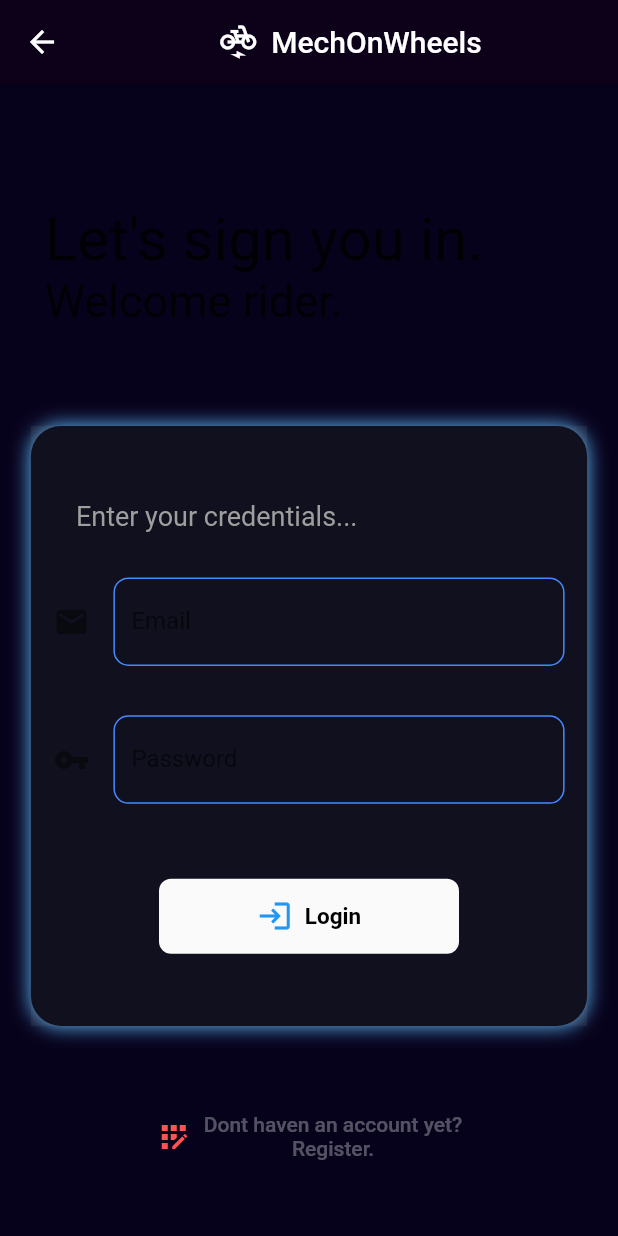
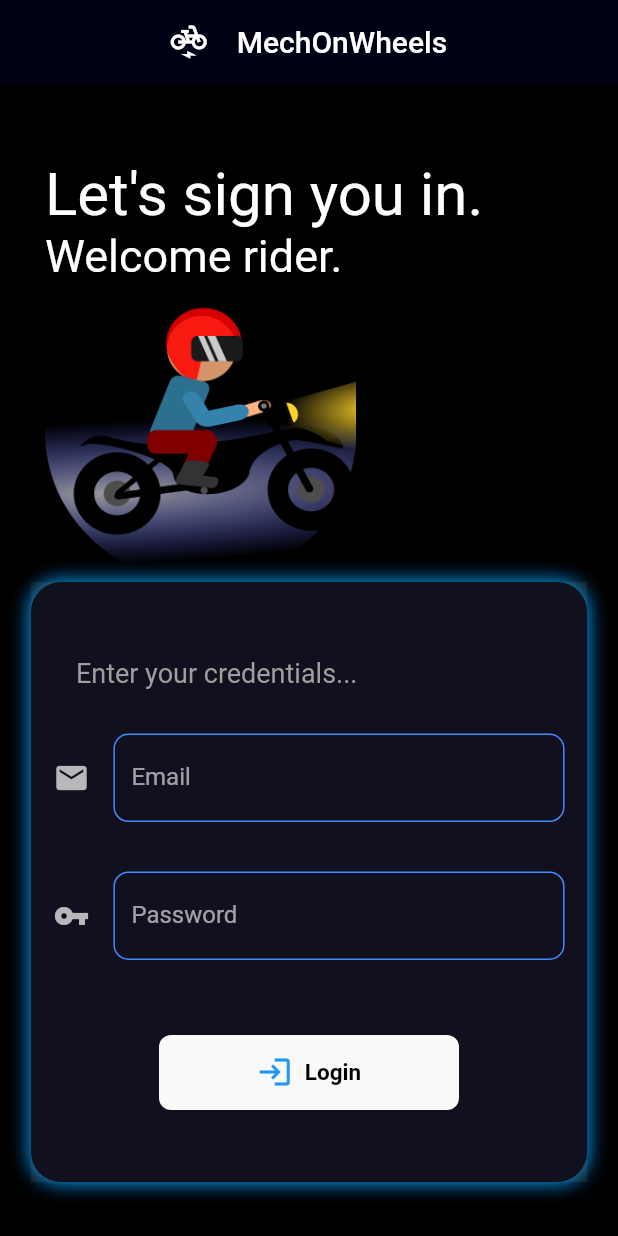
Before and after one commit to antonysamuel/mchwhlz, a Flutter app: the screen it shows after launch, on a phone screen of 412 x 824 dp. Run offline on Flutter 3.47's test engine with Material 2 defaults, Android fonts, the phone set to English and light mode, and no system bars; our stand-ins replace flutter_svg, google_fonts; missing offline and left inert: dart:html; Roboto replaces fonts that are missing (Ubuntu).

Commit message:
commit 3

```diff
--- a/lib/UI/login/loginPage.dart
+++ b/lib/UI/login/loginPage.dart
@@ -1,6 +1,8 @@
 import 'dart:html';
 
 import 'package:flutter/material.dart';
+import 'package:flutter_svg/svg.dart';
+import 'package:google_fonts/google_fonts.dart';
 
 class LoginPage extends StatelessWidget {
   @override
@@ -9,19 +11,22 @@ class LoginPage extends StatelessWidget {
     double _width = MediaQuery.of(context).size.width;
     return Scaffold(
       appBar: AppBar(
+        automaticallyImplyLeading: false,
         elevation: 0,
         title: Center(
             child: Row(
           mainAxisAlignment: MainAxisAlignment.center,
           children: [
             Icon(Icons.electric_bike),
-            Text("\t\tMechOnWheels"),
+            Text("    MechOnWheels"),
           ],
         )),
-        backgroundColor: Color(0xFF0d011a),
+        // backgroundColor: Color(0xFF0d011a),
+        backgroundColor: Colors.black.withBlue(20),
       ),
       resizeToAvoidBottomInset: false,
-      backgroundColor: Color(0xFF07021c),
+      // backgroundColor: Color(0xFF07021c),
+      backgroundColor: Colors.black,
       body: SingleChildScrollView(
         child: Container(
           child: Column(
@@ -32,25 +37,40 @@ class LoginPage extends StatelessWidget {
                     // color: Colors.red
                     ),
                 width: double.infinity,
-                margin: EdgeInsets.only(top: 80, left: 30),
+                margin: EdgeInsets.only(top: 50, left: 30),
                 child: Column(
                   crossAxisAlignment: CrossAxisAlignment.start,
                   children: [
                     Text(
                       "Let's sign you in.",
-                      style: TextStyle(fontSize: 40),
+                      style: GoogleFonts.ubuntu(
+                        textStyle: TextStyle(fontSize: 40)
+                      ),
                     ),
                     Text(
                       "Welcome rider.",
-                      style: TextStyle(fontSize: 30),
+                      style:GoogleFonts.ubuntu(
+                        textStyle: TextStyle(fontSize: 30)
+                      )
+                    ),
+
+                    Container(
+                      // alignment: Alignment.center,
+                      child: Hero(
+                        tag: 'bikeLogo',
+                        child: Image.asset(
+                          'assets/path1919.png',
+                          height: 200,
+                        ),
+                      ),
                     )
                   ],
                 ),
               ),
-              SizedBox(
-                height: _height * .08,
-              ),
-              loginSection(_height, _width,context),
+              // SizedBox(
+              //   height: _height * .08,
+              // ),
+              loginSection(_height, _width, context),
               SizedBox(
                 height: 50,
               ),
@@ -72,7 +92,7 @@ class LoginPage extends StatelessWidget {
     );
   }
 
-  Widget loginSection(height, width,context) {
+  Widget loginSection(height, width, context) {
     final formKey = GlobalKey();
     String email, password;
 
@@ -90,7 +110,7 @@ class LoginPage extends StatelessWidget {
               spreadRadius: .5,
             ),
             BoxShadow(
-              color: Colors.blue.shade300,
+              color: Colors.lightBlue,
               blurRadius: 10,
               spreadRadius: .5,
             )
@@ -129,10 +149,13 @@ class LoginPage extends StatelessWidget {
                       onChanged: (val) {
                         email = val;
                       },
+                      style: TextStyle(color: Colors.white),
                       decoration: InputDecoration(
                           icon: Icon(Icons.email),
                           labelText: "Email",
                           hintText: "Enter your email",
+                          // hintStyle: TextStyle(color: Colors.grey.shade400),
+                          // labelStyle: TextStyle(color: Colors.grey.shade400),
                           enabledBorder: OutlineInputBorder(
                               borderRadius: BorderRadius.circular(10),
                               borderSide: BorderSide(color: Colors.blueAccent)),
@@ -147,11 +170,14 @@ class LoginPage extends StatelessWidget {
                       onChanged: (val) {
                         password = val;
                       },
+                      style: TextStyle(color: Colors.grey.shade200),
                       obscureText: true,
                       decoration: InputDecoration(
                           icon: Icon(Icons.vpn_key),
                           labelText: "Password",
                           hintText: "Enter your password",
+                          // hintStyle: TextStyle(color: Colors.grey.shade400),
+                          // labelStyle: TextStyle(color: Colors.grey.shade400),
                           enabledBorder: OutlineInputBorder(
                               borderRadius: BorderRadius.circular(10),
                               borderSide: BorderSide(color: Colors.blueAccent)),
@@ -178,7 +204,7 @@ class LoginPage extends StatelessWidget {
                   )),
               onPressed: () {
                 print("email: ${email}\npassword: ${password}");
-                Navigator.pushNamed(context, '/');
+                Navigator.pushReplacementNamed(context, '/');
               },
               icon: Icon(Icons.login),
               label: Text(
--- a/lib/main.dart
+++ b/lib/main.dart
@@ -11,12 +11,12 @@ class MyApp extends StatelessWidget {
   Widget build(BuildContext context) {
     return MaterialApp(
       debugShowCheckedModeBanner: false,
-      // theme: ThemeData.dark(),
-      home: HomePage(),
+      theme: ThemeData.dark(),
+      // home: HomePage(),
       initialRoute: '/login',
       routes: {
-        '/' : (context)=>HomePage(),
-        '/login' : (context)=>LoginPage(),
+        '/login': (context) => LoginPage(),
+        '/': (context) => HomePage(),
       },
     );
   }
--- a/pubspec.yaml
+++ b/pubspec.yaml
@@ -24,6 +24,7 @@ dependencies:
   flutter:
     sdk: flutter
   cupertino_icons: ^1.0.2
+  flutter_svg: ^0.21.0+1
   google_fonts: ^2.0.0
 
 dev_dependencies:
@@ -40,8 +41,9 @@ flutter:
   # the material Icons class.
   uses-material-design: true
   # To add assets to your application, add an assets section, like this:
-  # assets:
-  #   - images/a_dot_burr.jpeg
+  assets:
+    - assets/
+    - assets/logo.png
   #   - images/a_dot_ham.jpeg
   # An image asset can refer to one or more resolution-specific "variants", see
   # https://flutter.dev/assets-and-images/#resolution-aware.
```
Also changed, not shown: lib/UI/home/homePage.dart (+27 -7 lines), assets/logo.png (added), assets/logo.svg (added), assets/logo2.png (added), assets/path1919.png (added), pubspec.lock.
